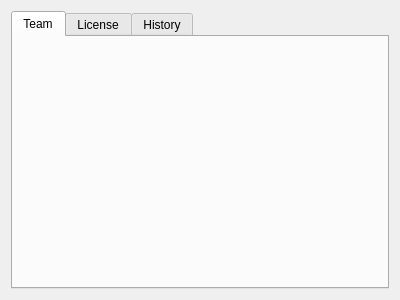
Old version of the form qtclient/ui/aboutscreen.ui in the repository z7z8th/blowthemall.
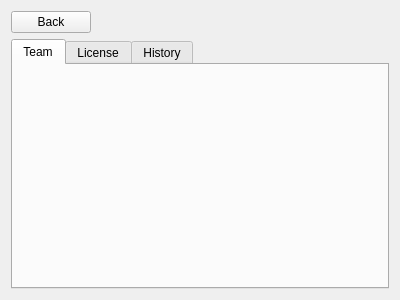
New version of the form.

The edit to the form file:
```diff
--- a/qtclient/ui/aboutscreen.ui
+++ b/qtclient/ui/aboutscreen.ui
@@ -14,6 +14,30 @@
    <string>Form</string>
   </property>
   <layout class="QVBoxLayout" name="verticalLayout">
+   <item>
+    <layout class="QHBoxLayout" name="horizontalLayout">
+     <item>
+      <widget class="QPushButton" name="backButton">
+       <property name="text">
+        <string>Back</string>
+       </property>
+      </widget>
+     </item>
+     <item>
+      <spacer name="horizontalSpacer">
+       <property name="orientation">
+        <enum>Qt::Horizontal</enum>
+       </property>
+       <property name="sizeHint" stdset="0">
+        <size>
+         <width>40</width>
+         <height>20</height>
+        </size>
+       </property>
+      </spacer>
+     </item>
+    </layout>
+   </item>
    <item>
     <widget class="QTabWidget" name="tabWidget">
      <property name="currentIndex">
```
